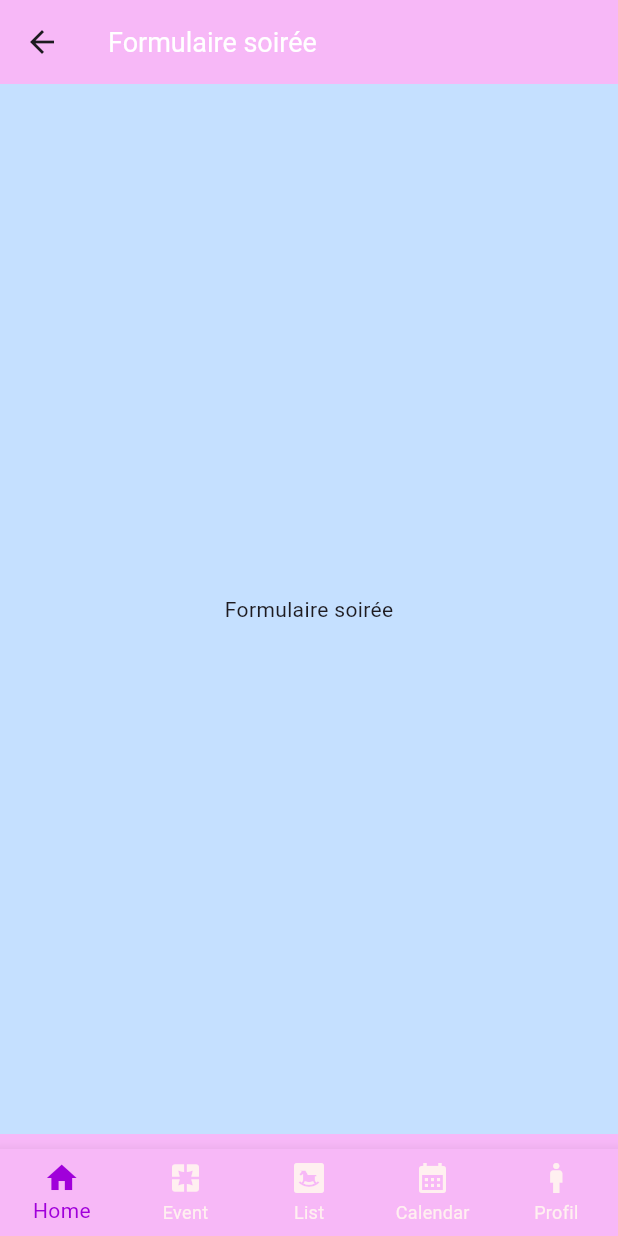
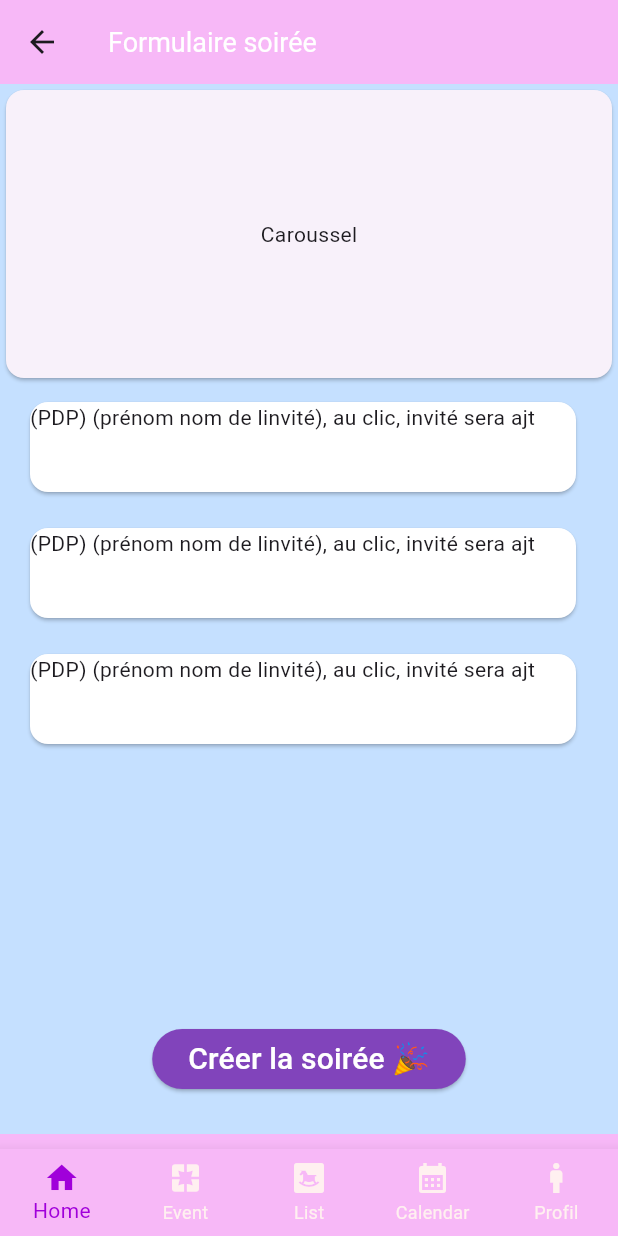
Before and after one commit to rat-balls/Flutter-MLP, a Flutter app: the FormPartyPage screen opened directly, on a phone screen of 412 x 824 dp. Run offline on Flutter 3.47's test engine with Material 2 defaults, Android fonts, the light colour scheme and no system bars; missing offline and left inert: mongo_dart.

Commit message:
page partie 1

```diff
--- a/lib/pages/form/party_page.dart
+++ b/lib/pages/form/party_page.dart
@@ -13,9 +13,74 @@ class FormPartyPage extends StatelessWidget {
         backgroundColor: const Color.fromARGB(255, 247, 184, 247),
       ),
       body: Container(
-        color: const Color.fromARGB(255, 197, 224, 255),
-        child: const Center(child: Text('Formulaire soirée')),
-      ),
+          color: const Color.fromARGB(255, 197, 224, 255),
+          child: Column(
+            children: [
+              const SizedBox(
+                  height: 200,
+                  child: Card(
+                    child: Expanded(
+                      child: Center(
+                          child: Text(
+                        'Caroussel',
+                      )),
+                    ),
+                  )),
+              Expanded(
+                child: ListView(
+                  children: [
+                    ListTile(
+                      title: Card(
+                        color: Colors.white,
+                        child: Container(
+                            height: 60,
+                            margin: EdgeInsets.all(0),
+                            child: const Text(
+                                '(PDP) (prénom nom de linvité), au clic, invité sera ajt')),
+                      ),
+                    ),
+                    ListTile(
+                      title: Card(
+                        color: Colors.white,
+                        child: Container(
+                            height: 60,
+                            margin: EdgeInsets.all(0),
+                            child: const Text(
+                                '(PDP) (prénom nom de linvité), au clic, invité sera ajt')),
+                      ),
+                    ),
+                    ListTile(
+                      title: Card(
+                        color: Colors.white,
+                        child: Container(
+                            height: 60,
+                            margin: EdgeInsets.all(0),
+                            child: const Text(
+                                '(PDP) (prénom nom de linvité), au clic, invité sera ajt')),
+                      ),
+                    ),
+                  ],
+                ),
+              ),
+              FractionallySizedBox(
+                child: SizedBox(
+                  height: 100,
+                  child: Center(
+                    child: ElevatedButton(
+                        onPressed: () {
+                          //action du formulaire ici
+                        },
+                        style: ElevatedButton.styleFrom(
+                            backgroundColor:
+                                const Color.fromARGB(255, 129, 68, 187)),
+                        child: const Text("Créer la soirée 🎉",
+                            style:
+                                TextStyle(color: Colors.white, fontSize: 20))),
+                  ),
+                ),
+              )
+            ],
+          )),
       bottomNavigationBar: const CustomBottomNavigationBar(),
     );
   }
```
